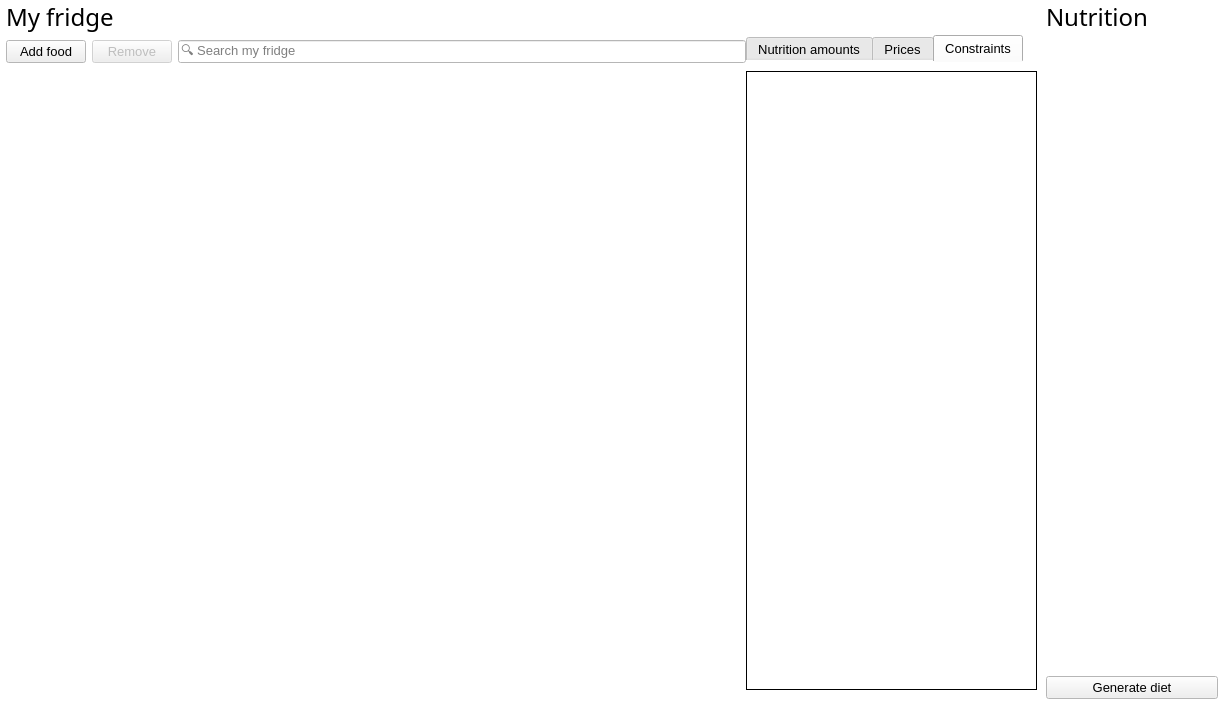
Above: ui/ui_mainwindow.ui from josh-minch/spartan before the change. Below: the same form after it.
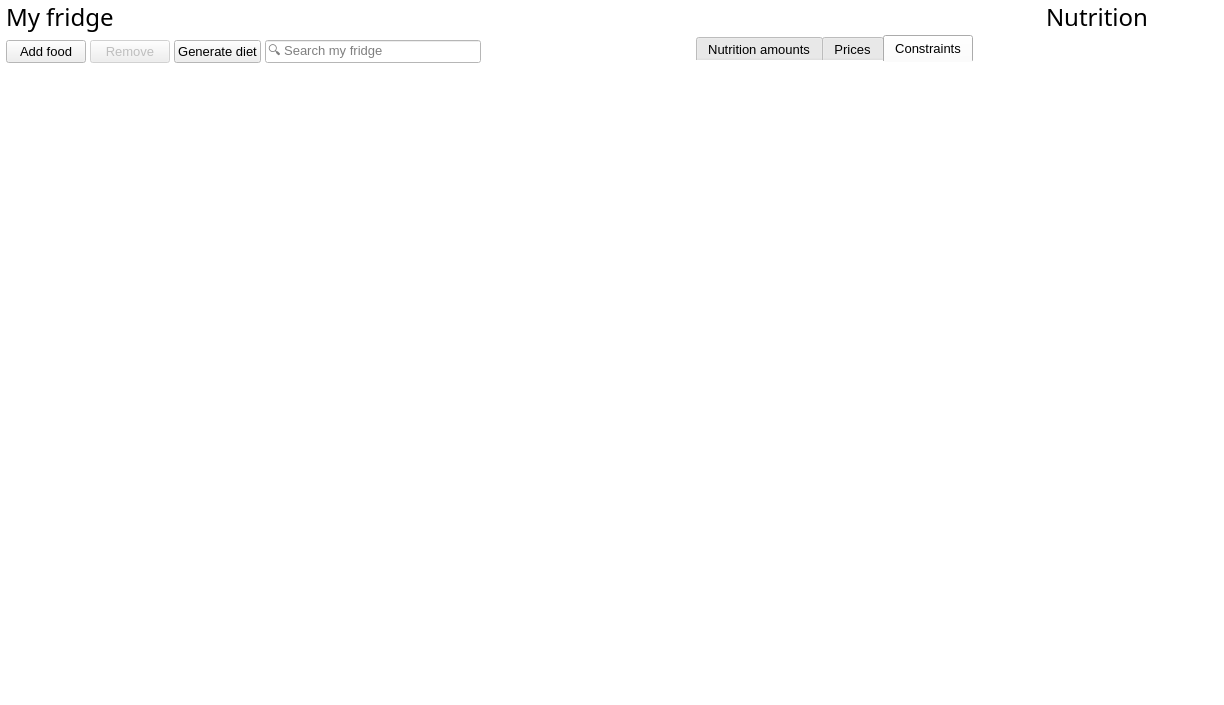
That is the form after the change. The open tabs and pages were chosen to show the change. Icons and pictures are not drawn. Custom widgets are drawn as their Qt base class.

Commit message: Optimum diet window ui improvement, unit quant fix

```diff
--- a/ui/ui_mainwindow.ui
+++ b/ui/ui_mainwindow.ui
@@ -50,8 +50,7 @@
   <property name="font">
    <font>
     <family>Segoe UI</family>
-    <pointsize>10</pointsize>
-    <italic>false</italic>
+    <pointsize>9</pointsize>
    </font>
   </property>
   <property name="focusPolicy">
@@ -110,8 +109,6 @@
          <font>
           <family>Segoe UI Semilight</family>
           <pointsize>18</pointsize>
-          <weight>50</weight>
-          <bold>false</bold>
          </font>
         </property>
         <property name="autoFillBackground">
@@ -124,6 +121,9 @@
       </item>
       <item>
        <layout class="QHBoxLayout" name="horizontalLayout">
+        <property name="spacing">
+         <number>4</number>
+        </property>
         <item alignment="Qt::AlignLeft">
          <widget class="QPushButton" name="add_foods_btn">
           <property name="enabled">
@@ -182,14 +182,53 @@
           <property name="text">
            <string>Remove</string>
           </property>
-          <property name="icon">
-           <iconset>
-            <normaloff>../../../../../../../.designer/backup/images/minus.svg</normaloff>../../../../../../../.designer/backup/images/minus.svg</iconset>
+          <property name="shortcut">
+           <string>Ctrl+D</string>
+          </property>
+         </widget>
+        </item>
+        <item>
+         <widget class="QPushButton" name="optimize_btn">
+          <property name="sizePolicy">
+           <sizepolicy hsizetype="Fixed" vsizetype="Fixed">
+            <horstretch>0</horstretch>
+            <verstretch>0</verstretch>
+           </sizepolicy>
+          </property>
+          <property name="font">
+           <font>
+            <family>Segoe UI</family>
+            <pointsize>10</pointsize>
+           </font>
+          </property>
+          <property name="toolTip">
+           <string>&lt;p style='white-space:pre'&gt;Generate optimum diet (F5)&lt;/p&gt;</string>
+          </property>
+          <property name="styleSheet">
+           <string notr="true"/>
+          </property>
+          <property name="text">
+           <string>Generate diet</string>
+          </property>
+          <property name="shortcut">
+           <string>F5</string>
           </property>
          </widget>
         </item>
         <item>
          <widget class="QLineEdit" name="fridge_line_edit">
+          <property name="minimumSize">
+           <size>
+            <width>200</width>
+            <height>0</height>
+           </size>
+          </property>
+          <property name="maximumSize">
+           <size>
+            <width>400</width>
+            <height>16777215</height>
+           </size>
+          </property>
           <property name="font">
            <font>
             <family>Segoe UI Symbol</family>
@@ -204,6 +243,19 @@
           </property>
          </widget>
         </item>
+        <item>
+         <spacer name="horizontalSpacer_2">
+          <property name="orientation">
+           <enum>Qt::Horizontal</enum>
+          </property>
+          <property name="sizeHint" stdset="0">
+           <size>
+            <width>20</width>
+            <height>20</height>
+           </size>
+          </property>
+         </spacer>
+        </item>
        </layout>
       </item>
       <item>
@@ -301,7 +353,6 @@
         </property>
         <property name="font">
          <font>
-          <family>Segoe UI</family>
           <pointsize>10</pointsize>
          </font>
         </property>
@@ -378,7 +429,7 @@
        <widget class="QTabWidget" name="tabWidget">
         <property name="minimumSize">
          <size>
-          <width>300</width>
+          <width>350</width>
           <height>0</height>
          </size>
         </property>
@@ -756,6 +807,9 @@
           <property name="leftMargin">
            <number>0</number>
           </property>
+          <property name="bottomMargin">
+           <number>0</number>
+          </property>
           <item>
            <widget class="ComboTableView" name="constraints_view">
             <property name="palette">
@@ -868,7 +922,7 @@
 }</string>
             </property>
             <property name="frameShape">
-             <enum>QFrame::Box</enum>
+             <enum>QFrame::NoFrame</enum>
             </property>
             <property name="frameShadow">
              <enum>QFrame::Plain</enum>
@@ -1097,7 +1151,6 @@
           </property>
           <property name="font">
            <font>
-            <family>Segoe UI</family>
             <pointsize>10</pointsize>
            </font>
           </property>
@@ -1143,7 +1196,7 @@
            <enum>QAbstractItemView::SelectRows</enum>
           </property>
           <property name="showGrid">
-           <bool>true</bool>
+           <bool>false</bool>
           </property>
           <attribute name="horizontalHeaderVisible">
            <bool>true</bool>
@@ -1266,7 +1319,6 @@
           </property>
           <property name="font">
            <font>
-            <family>Segoe UI</family>
             <pointsize>10</pointsize>
            </font>
           </property>
@@ -1312,7 +1364,7 @@
            <enum>QAbstractItemView::SelectRows</enum>
           </property>
           <property name="showGrid">
-           <bool>true</bool>
+           <bool>false</bool>
           </property>
           <attribute name="horizontalHeaderVisible">
            <bool>true</bool>
@@ -1435,16 +1487,12 @@
           </property>
           <property name="font">
            <font>
-            <family>Segoe UI</family>
             <pointsize>10</pointsize>
            </font>
           </property>
           <property name="focusPolicy">
            <enum>Qt::NoFocus</enum>
           </property>
-          <property name="autoFillBackground">
-           <bool>false</bool>
-          </property>
           <property name="styleSheet">
            <string notr="true">QHeaderView::section{
 	border: 0px;
@@ -1481,7 +1529,7 @@
            <enum>QAbstractItemView::SelectRows</enum>
           </property>
           <property name="showGrid">
-           <bool>true</bool>
+           <bool>false</bool>
           </property>
           <attribute name="horizontalHeaderVisible">
            <bool>true</bool>
@@ -1506,42 +1554,7 @@
        </layout>
       </item>
       <item>
-       <layout class="QHBoxLayout" name="horizontalLayout_3">
-        <item>
-         <widget class="QPushButton" name="optimize_btn">
-          <property name="font">
-           <font>
-            <family>Segoe UI</family>
-            <pointsize>10</pointsize>
-            <weight>50</weight>
-            <bold>false</bold>
-           </font>
-          </property>
-          <property name="toolTip">
-           <string>&lt;p style='white-space:pre'&gt;Generate optimum diet (F5)&lt;/p&gt;</string>
-          </property>
-          <property name="styleSheet">
-           <string notr="true"/>
-          </property>
-          <property name="text">
-           <string>Generate diet</string>
-          </property>
-          <property name="icon">
-           <iconset>
-            <normaloff>../../../../../../../.designer/backup/images/diet_btn.png</normaloff>../../../../../../../.designer/backup/images/diet_btn.png</iconset>
-          </property>
-          <property name="iconSize">
-           <size>
-            <width>20</width>
-            <height>20</height>
-           </size>
-          </property>
-          <property name="shortcut">
-           <string>F5</string>
-          </property>
-         </widget>
-        </item>
-       </layout>
+       <layout class="QHBoxLayout" name="horizontalLayout_3"/>
       </item>
      </layout>
     </item>
```
Left out of the diff: 28 changed lines with no effect on the pictures. The commit also changes 26 other files.
